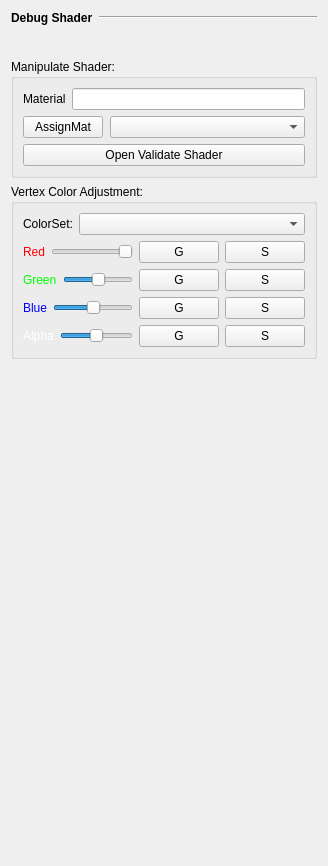
The window that Maya_Tools/Developer/Main/MODULE/ShaderTools/UI/ShaderTools.ui (code-google-com/mayatools) describes before a commit, drawn with Qt 5.
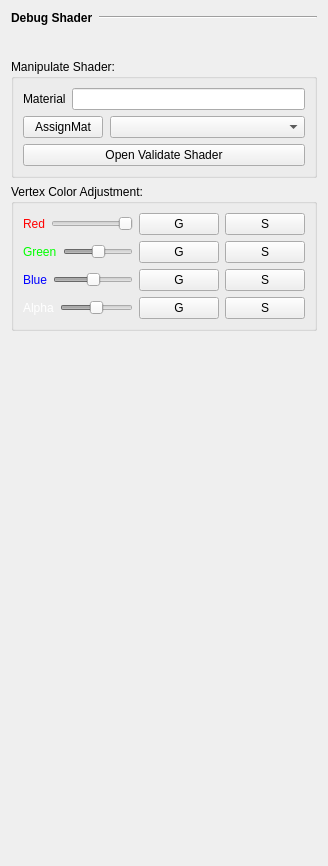
The same window after the commit. Icons and pictures are not drawn.

The edit to the form file:
```diff
--- a/Maya_Tools/Developer/Main/MODULE/ShaderTools/UI/ShaderTools.ui
+++ b/Maya_Tools/Developer/Main/MODULE/ShaderTools/UI/ShaderTools.ui
@@ -233,26 +233,6 @@
       <string>Vertex Color Adjustment:</string>
      </property>
      <layout class="QVBoxLayout" name="verticalLayout_2">
-      <item>
-       <layout class="QHBoxLayout" name="horizontalLayout_5">
-        <item>
-         <widget class="QLabel" name="label_2">
-          <property name="sizePolicy">
-           <sizepolicy hsizetype="Fixed" vsizetype="Preferred">
-            <horstretch>0</horstretch>
-            <verstretch>0</verstretch>
-           </sizepolicy>
-          </property>
-          <property name="text">
-           <string>ColorSet:</string>
-          </property>
-         </widget>
-        </item>
-        <item>
-         <widget class="QComboBox" name="cbbColorSet"/>
-        </item>
-       </layout>
-      </item>
       <item>
        <layout class="QHBoxLayout" name="horizontalLayout_6">
         <item>
@@ -270,6 +250,9 @@
         </item>
         <item>
          <widget class="QSlider" name="sldRed">
+          <property name="enabled">
+           <bool>false</bool>
+          </property>
           <property name="minimum">
            <number>0</number>
           </property>
@@ -335,6 +318,9 @@
         </item>
         <item>
          <widget class="QSlider" name="sldGreen">
+          <property name="enabled">
+           <bool>false</bool>
+          </property>
           <property name="minimum">
            <number>-100</number>
           </property>
@@ -391,6 +377,9 @@
         </item>
         <item>
          <widget class="QSlider" name="sldBlue">
+          <property name="enabled">
+           <bool>false</bool>
+          </property>
           <property name="minimum">
            <number>-100</number>
           </property>
@@ -447,6 +436,9 @@
         </item>
         <item>
          <widget class="QSlider" name="sldAlpha">
+          <property name="enabled">
+           <bool>false</bool>
+          </property>
           <property name="minimum">
            <number>-100</number>
           </property>
```
Left out of the diff: 16 changed lines with no effect on the pictures.
